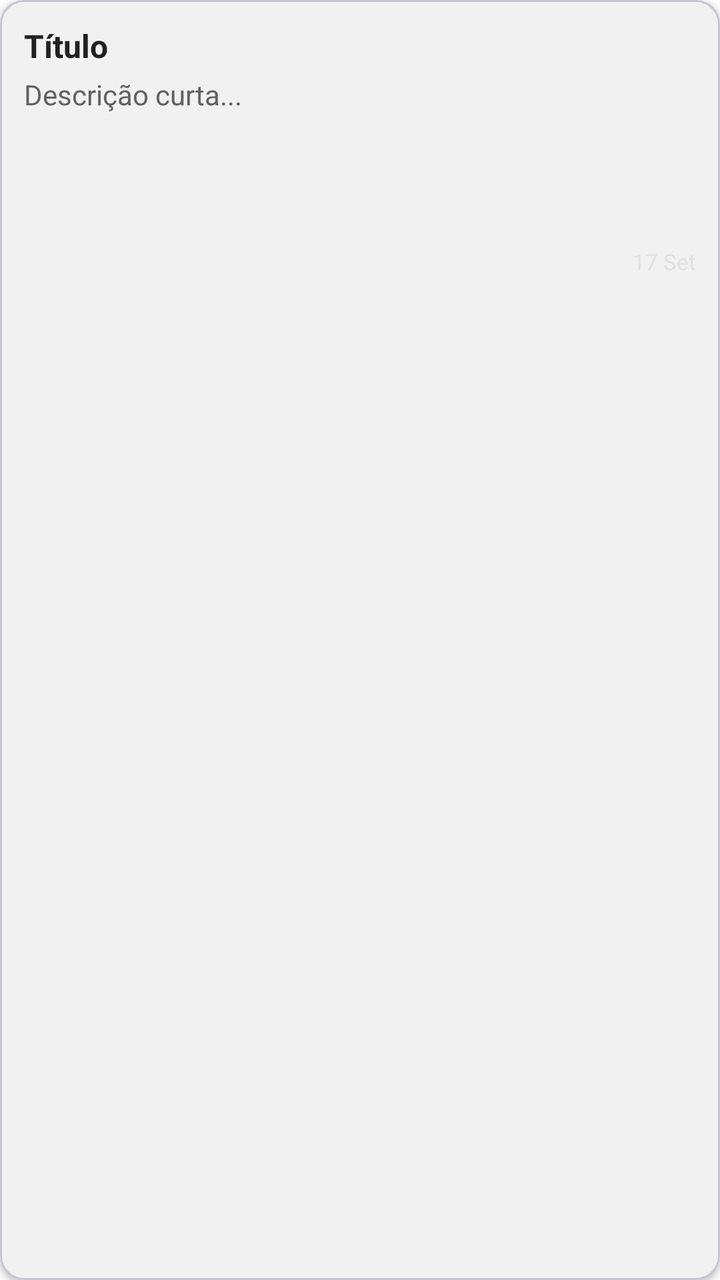
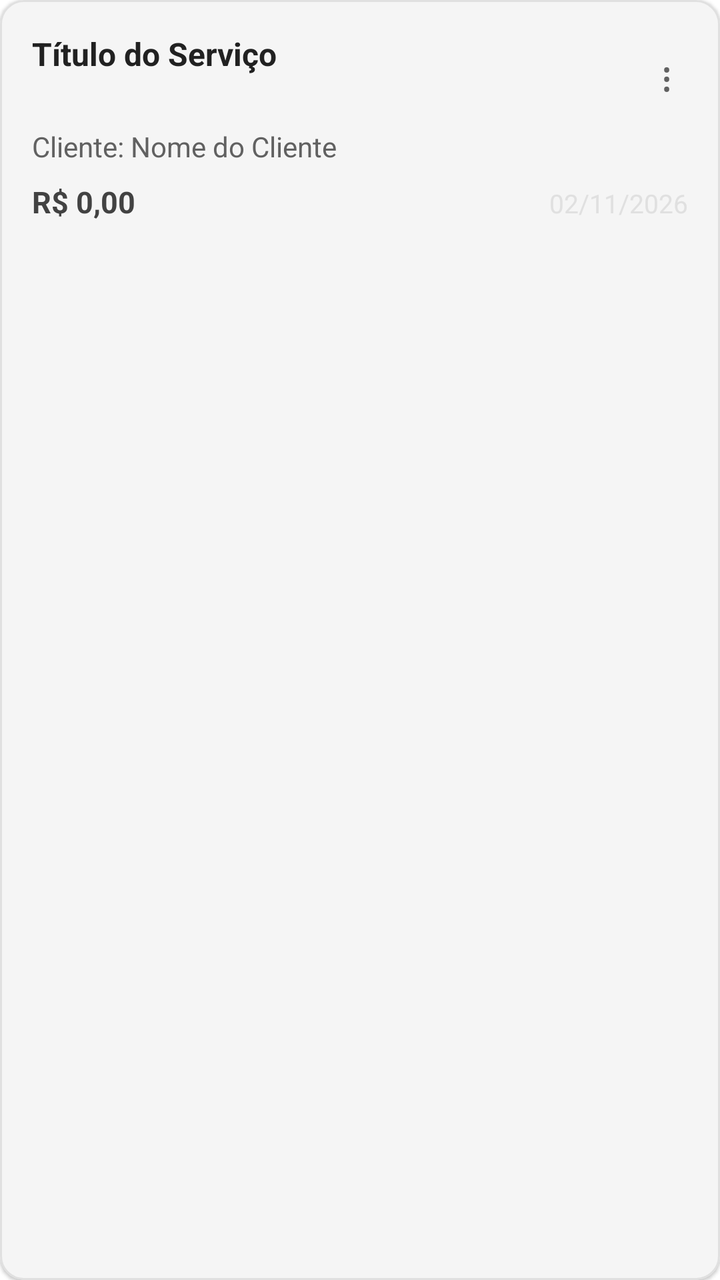

Two renders of the same Android screen: before a commit and after it. Below are the layout's source before the change and the commit's diff.
<!-- AndroidManifest.xml: application theme Theme.Servicos -->
<!-- res/layout/item_task.xml -->
<?xml version="1.0" encoding="utf-8"?>
<com.google.android.material.card.MaterialCardView xmlns:android="http://schemas.android.com/apk/res/android"
    xmlns:app="http://schemas.android.com/apk/res-auto"
    xmlns:tools="http://schemas.android.com/tools"
    android:layout_width="match_parent"
    android:layout_height="wrap_content"
    android:layout_margin="8dp"
    app:cardCornerRadius="12dp"
    app:cardElevation="2dp">

    <LinearLayout
        android:layout_width="match_parent"
        android:layout_height="wrap_content"
        android:orientation="vertical"
        android:padding="12dp"
        android:minHeight="150dp">

        <TextView
            android:id="@+id/tvItemTitle"
            android:layout_width="match_parent"
            android:layout_height="wrap_content"
            android:text="Título"
            android:textSize="16sp"
            android:textStyle="bold"
            android:maxLines="2"
            android:ellipsize="end"
            android:textColor="?attr/colorOnSurface" />

        <TextView
            android:id="@+id/tvItemDescription"
            android:layout_width="match_parent"
            android:layout_height="0dp"
            android:layout_weight="1"
            android:layout_marginTop="4dp"
            android:text="Descrição curta..."
            android:maxLines="4"
            android:ellipsize="end"
            android:textSize="14sp"
            android:textColor="?attr/colorOnSurfaceVariant" />

        <TextView
            android:id="@+id/tvItemDate"
            android:layout_width="wrap_content"
            android:layout_height="wrap_content"
            android:layout_gravity="end"
            android:layout_marginTop="8dp"
            android:text="17 Set"
            android:textSize="11sp"
            android:textColor="?attr/colorOutline" />

    </LinearLayout>

</com.google.android.material.card.MaterialCardView>
<!-- resources referenced by this layout -->
<resources>
  <style name="Theme.Servicos" parent="Base.Theme.Servicos" />
  <style name="Base.Theme.Servicos" parent="Theme.Material3.DayNight.NoActionBar">
          
          <item name="colorPrimary">@color/gray_800</item>
          <item name="colorOnPrimary">@color/white</item>
          <item name="colorPrimaryContainer">@color/gray_200</item>
          <item name="colorOnPrimaryContainer">@color/gray_900</item>
  
          
          <item name="colorSecondary">@color/gray_600</item>
          <item name="colorOnSecondary">@color/white</item>
  
          
          <item name="android:windowBackground">@color/white</item>
          <item name="colorSurface">@color/white</item>
          <item name="colorOnSurface">@color/gray_900</item>
          <item name="colorSurfaceVariant">@color/gray_100</item>
          <item name="colorOnSurfaceVariant">@color/gray_700</item>
  
          
          <item name="colorOutline">@color/gray_300</item>
      </style>
  <color name="gray_800">#424242</color>
  <color name="white">#FFFFFFFF</color>
  <color name="gray_200">#EEEEEE</color>
  <color name="gray_900">#212121</color>
  <color name="gray_600">#757575</color>
  <color name="gray_100">#F5F5F5</color>
  <color name="gray_700">#616161</color>
  <color name="gray_300">#E0E0E0</color>
</resources>

<!-- the commit's change to res/layout/item_task.xml (unified diff, before → after) -->
@@ -1,52 +1,89 @@
 <?xml version="1.0" encoding="utf-8"?>
 <com.google.android.material.card.MaterialCardView xmlns:android="http://schemas.android.com/apk/res/android"
     xmlns:app="http://schemas.android.com/apk/res-auto"
-    xmlns:tools="http://schemas.android.com/tools"
     android:layout_width="match_parent"
     android:layout_height="wrap_content"
-    android:layout_margin="8dp"
+    android:layout_marginHorizontal="12dp"
+    android:layout_marginVertical="6dp"
     app:cardCornerRadius="12dp"
-    app:cardElevation="2dp">
+    app:cardElevation="1dp"
+    app:strokeWidth="1dp"
+    app:strokeColor="?attr/colorOutline">
 
     <LinearLayout
         android:layout_width="match_parent"
         android:layout_height="wrap_content"
         android:orientation="vertical"
-        android:padding="12dp"
-        android:minHeight="150dp">
+        android:padding="16dp">
+
+        <RelativeLayout
+            android:layout_width="match_parent"
+            android:layout_height="wrap_content">
+
+            <TextView
+                android:id="@+id/tvItemTitle"
+                android:layout_width="wrap_content"
+                android:layout_height="wrap_content"
+                android:layout_alignParentStart="true"
+                android:layout_toStartOf="@id/btnMenu"
+                android:layout_marginEnd="8dp"
+                android:text="Título do Serviço"
+                android:textSize="16sp"
+                android:textStyle="bold"
+                android:textColor="?attr/colorOnSurface"
+                android:maxLines="1"
+                android:ellipsize="end" />
+
+            <TextView
+                android:id="@+id/btnMenu"
+                android:layout_width="wrap_content"
+                android:layout_height="wrap_content"
+                android:layout_alignParentEnd="true"
+                android:layout_centerVertical="true"
+                android:background="?attr/selectableItemBackgroundBorderless"
+                android:clickable="true"
+                android:focusable="true"
+                android:padding="8dp"
+                android:text="⋮"
+                android:textColor="?attr/colorOnSurfaceVariant"
+                android:textSize="20sp" />
+        </RelativeLayout>
 
         <TextView
-            android:id="@+id/tvItemTitle"
+            android:id="@+id/tvItemClientName"
             android:layout_width="match_parent"
             android:layout_height="wrap_content"
-            android:text="Título"
-            android:textSize="16sp"
-            android:textStyle="bold"
-            android:maxLines="2"
-            android:ellipsize="end"
-            android:textColor="?attr/colorOnSurface" />
+            android:layout_marginTop="4dp"
+            android:text="Cliente: Nome do Cliente"
+            android:textSize="14sp"
+            android:textColor="?attr/colorOnSurfaceVariant"
+            android:maxLines="1"
+            android:ellipsize="end" />
 
-        <TextView
-            android:id="@+id/tvItemDescription"
+        <LinearLayout
             android:layout_width="match_parent"
-            android:layout_height="0dp"
-            android:layout_weight="1"
-            android:layout_marginTop="4dp"
-            android:text="Descrição curta..."
-            android:maxLines="4"
-            android:ellipsize="end"
-            android:textSize="14sp"
-            android:textColor="?attr/colorOnSurfaceVariant" />
+            android:layout_height="wrap_content"
+            android:layout_marginTop="8dp"
+            android:orientation="horizontal">
 
-        <TextView
-            android:id="@+id/tvItemDate"
-            android:layout_width="wrap_content"
-            android:layout_height="wrap_content"
-            android:layout_gravity="end"
-            android:layout_marginTop="8dp"
-            android:text="17 Set"
-            android:textSize="11sp"
-            android:textColor="?attr/colorOutline" />
+            <TextView
+                android:id="@+id/tvItemPrice"
+                android:layout_width="0dp"
+                android:layout_height="wrap_content"
+                android:layout_weight="1"
+                android:text="R$ 0,00"
+                android:textSize="15sp"
+                android:textStyle="bold"
+                android:textColor="?attr/colorPrimary" />
+
+            <TextView
+                android:id="@+id/tvItemDate"
+                android:layout_width="wrap_content"
+                android:layout_height="wrap_content"
+                android:text="02/11/2026"
+                android:textSize="13sp"
+                android:textColor="?attr/colorOutline" />
+        </LinearLayout>
 
     </LinearLayout>
 
